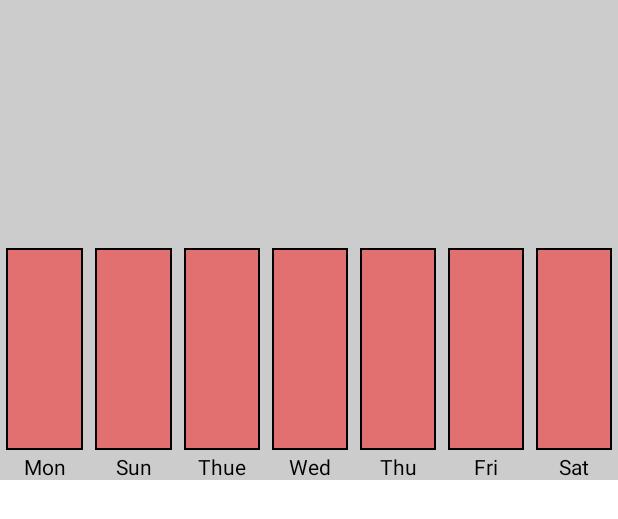
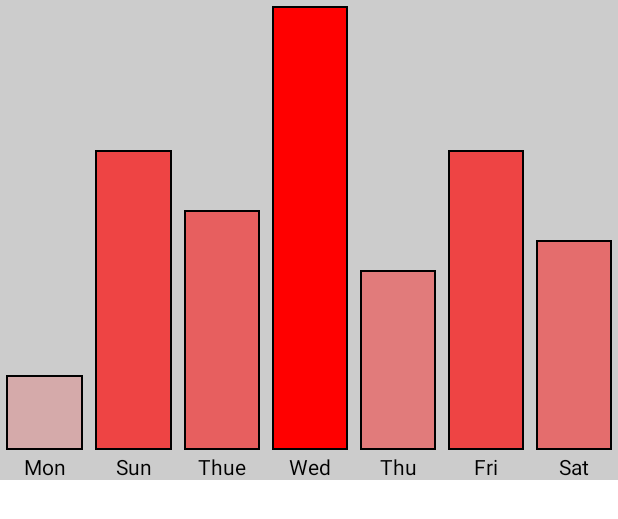
Before and after one commit to metehanbolatt/UIStructureCompose, an Android app built with Jetpack Compose: the @Preview function CustomBarChartPreview, on a phone screen of 412 x 824 dp. Shown: the top 519 px of the screen. Run offline under Robolectric (Android 15) with nearby library versions, the phone set to English and light mode, and no system bars.

Commit message:
CustomBarChart was completed.

```diff
--- /dev/null
+++ b/app/src/main/java/com/metehanbolat/uistructurecompose/components/bar_chart/BarChartDemo.kt
@@ -0,0 +1,63 @@
+package com.metehanbolat.uistructurecompose.components.bar_chart
+
+import androidx.compose.foundation.background
+import androidx.compose.foundation.layout.*
+import androidx.compose.material.Text
+import androidx.compose.runtime.Composable
+import androidx.compose.ui.Alignment
+import androidx.compose.ui.Modifier
+import androidx.compose.ui.graphics.Color
+import androidx.compose.ui.tooling.preview.Preview
+import androidx.compose.ui.unit.dp
+
+@Composable
+fun BarChartDemo() {
+
+    val values = mutableListOf(50.dp, 200.dp, 160.dp, 300.dp, 120.dp, 200.dp, 140.dp)
+    val labels = listOf("Mon", "Sun", "Thue", "Wed", "Thu", "Fri", "Sat")
+
+    Column(
+        modifier = Modifier.background(Color.LightGray)
+    ) {
+        Row(
+            modifier = Modifier.height(300.dp),
+            verticalAlignment = Alignment.Bottom,
+            horizontalArrangement = Arrangement.Start
+        ) {
+            values.forEach { value ->
+                CustomBar(
+                    size = value,
+                    max = values.maxOrNull()!!.value,
+                    modifier = Modifier.weight(1f)
+                )
+            }
+        }
+        Row(
+            modifier = Modifier
+                .fillMaxWidth()
+                .height(20.dp),
+            verticalAlignment = Alignment.Bottom,
+            horizontalArrangement = Arrangement.Start
+        ) {
+            labels.forEach { label ->
+                Box(
+                    modifier = Modifier
+                        .weight(1f)
+                        .width(10.dp),
+                    contentAlignment = Alignment.Center
+                ) {
+                    Text(
+                        text = label
+                    )
+                }
+            }
+        }
+    }
+
+}
+
+@Preview(showBackground = true)
+@Composable
+fun CustomBarChartPreview() {
+    BarChartDemo()
+}
--- a/app/src/main/java/com/metehanbolat/uistructurecompose/components/bar_chart/CustomBarChart.kt
+++ b/app/src/main/java/com/metehanbolat/uistructurecompose/components/bar_chart/CustomBarChart.kt
@@ -1,62 +1,47 @@
 package com.metehanbolat.uistructurecompose.components.bar_chart
 
 import android.widget.Toast
-import androidx.compose.animation.core.LinearOutSlowInEasing
+import androidx.compose.animation.core.LinearEasing
 import androidx.compose.animation.core.animateDpAsState
 import androidx.compose.animation.core.tween
 import androidx.compose.foundation.BorderStroke
 import androidx.compose.foundation.background
 import androidx.compose.foundation.border
 import androidx.compose.foundation.clickable
-import androidx.compose.foundation.layout.*
-import androidx.compose.material.Text
+import androidx.compose.foundation.layout.Box
+import androidx.compose.foundation.layout.padding
+import androidx.compose.foundation.layout.size
 import androidx.compose.runtime.*
-import androidx.compose.ui.Alignment
 import androidx.compose.ui.Modifier
 import androidx.compose.ui.graphics.Color
 import androidx.compose.ui.platform.LocalContext
 import androidx.compose.ui.semantics.Role
-import androidx.compose.ui.tooling.preview.Preview
+import androidx.compose.ui.unit.Dp
 import androidx.compose.ui.unit.dp
 
 @Composable
-fun CustomBarChart() {
-
-    val values = mutableListOf(50.dp, 200.dp, 160.dp, 300.dp, 120.dp, 200.dp, 140.dp)
-    val labels = listOf("Mon", "Sun", "Thue", "Wed", "Thu", "Fri", "Sat")
+fun CustomBar(
+    size: Dp,
+    max: Float,
+    modifier: Modifier = Modifier
+) {
     val context = LocalContext.current
-
     var heightState by remember { mutableStateOf(0.dp) }
     val heightAnimate by animateDpAsState(
         targetValue = heightState,
-        tween(
-            durationMillis = 3000,
-            delayMillis = 300,
-            easing = LinearOutSlowInEasing
-        )
+        tween(durationMillis = 2000, delayMillis = 300, easing = LinearEasing)
     )
 
-    Column(
-        modifier = Modifier.background(Color.LightGray)
-    ) {
-        Row(
-            modifier = Modifier.height(300.dp),
-            verticalAlignment = Alignment.Bottom,
-            horizontalArrangement = Arrangement.Start
-        ) {
-            values.forEach { value ->
-                LaunchedEffect(key1 = value) {
-                    heightState = value
-                    println(heightState)
+    LaunchedEffect(key1 = size) {
+        heightState = size
     }
-                //println(heightState)
+
     Box(
-                    modifier = Modifier
-                        .padding(start = 4.dp, bottom = 0.dp, end = 4.dp, top = 10.dp)
-                        .weight(1f)
+        modifier = modifier
+            .padding(start = 4.dp, bottom = 0.dp, end = 4.dp, top = 4.dp)
             .size(heightAnimate)
             .border(BorderStroke(1.dp, Color.Black))
-                        .background(Color.Red.copy(alpha = heightAnimate.value / values.max().value))
+            .background(Color.Red.copy(alpha = heightAnimate.value / max))
             .clickable(role = Role.Button, onClickLabel = "Graphic Item") {
                 Toast
                     .makeText(context, "Value: $heightAnimate", Toast.LENGTH_SHORT)
@@ -64,33 +49,3 @@ fun CustomBarChart() {
             }
     )
 }
-        }
-        Row(
-            modifier = Modifier
-                .fillMaxWidth()
-                .height(20.dp),
-            verticalAlignment = Alignment.Bottom,
-            horizontalArrangement = Arrangement.Start
-        ) {
-            labels.forEach { label ->
-                Box(
-                    modifier = Modifier
-                        .weight(1f)
-                        .width(10.dp),
-                    contentAlignment = Alignment.Center
-                ) {
-                    Text(
-                        text = label
-                    )
-                }
-            }
-        }
-    }
-
-}
-
-@Preview(showBackground = true)
-@Composable
-fun CustomBarChartPreview() {
-    CustomBarChart()
-}
```
Also changed, not shown: app/build.gradle (+5 -3 lines), build.gradle (+4 -4 lines). Lines whose indentation alone changed are shown as unchanged.
